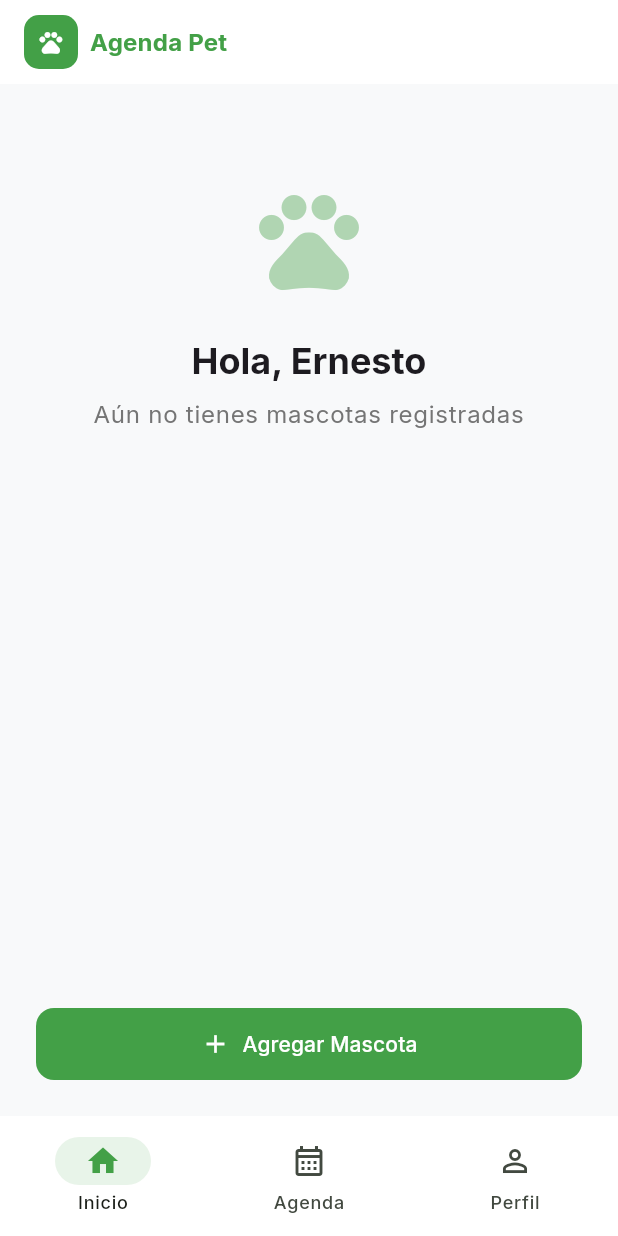
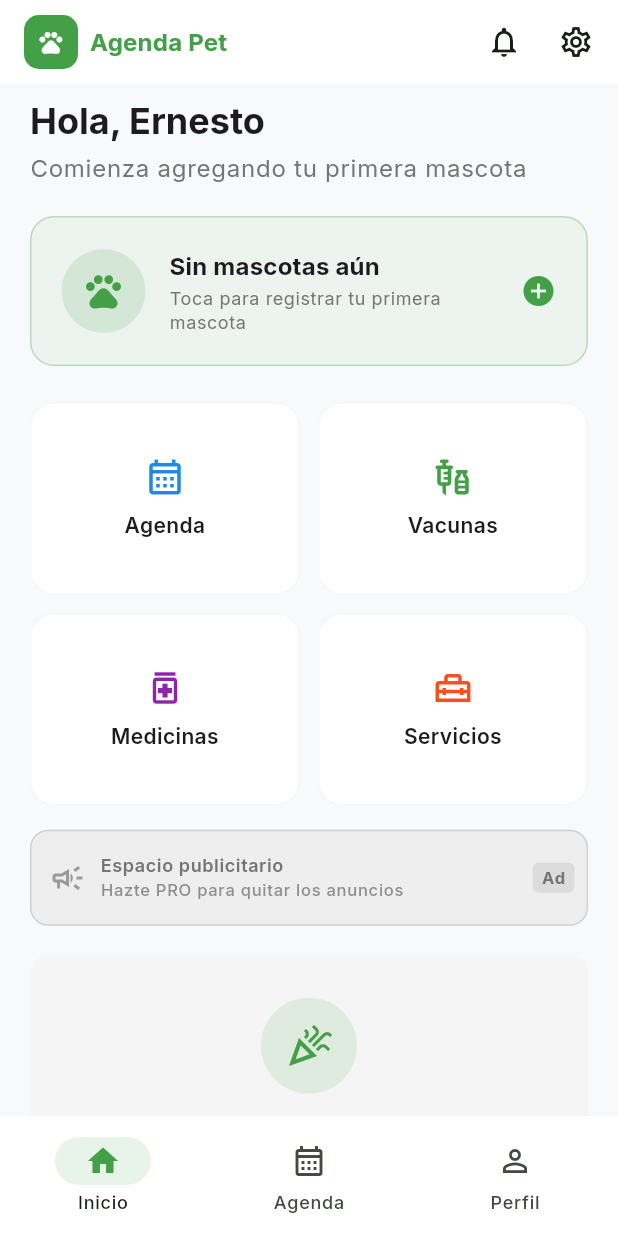
Before and after one commit to Vicente-FD/AgendaPet, a Flutter app: the DashboardEmptyScreen screen opened by its route, on a phone screen of 412 x 824 dp. Run offline on Flutter 3.47's test engine with Material 3 defaults, Android fonts, the light colour scheme and no system bars; our stand-ins replace go_router, google_fonts, image_picker.

Commit message:
feat: add multi-pet switcher, pets list and polished empty home

```diff
--- a/lib/features/dashboard_empty/presentation/dashboard_empty_screen.dart
+++ b/lib/features/dashboard_empty/presentation/dashboard_empty_screen.dart
@@ -2,9 +2,11 @@ import 'package:agenda_pet/core/routing/app_navigation.dart';
 import 'package:agenda_pet/core/routing/app_router.dart';
 import 'package:agenda_pet/core/session/app_session.dart';
 import 'package:agenda_pet/core/theme/app_colors.dart';
+import 'package:agenda_pet/shared/widgets/ad_banner.dart';
 import 'package:agenda_pet/shared/widgets/app_bottom_nav.dart';
 import 'package:agenda_pet/shared/widgets/app_logo.dart';
 import 'package:agenda_pet/shared/widgets/primary_button.dart';
+import 'package:agenda_pet/shared/widgets/quick_action_tile.dart';
 import 'package:flutter/material.dart';
 
 /// Home de Ernesto. Aún no tiene mascotas registradas.
@@ -25,44 +27,85 @@ class _DashboardEmptyScreenState extends State<DashboardEmptyScreen> {
   @override
   Widget build(BuildContext context) {
     return Scaffold(
-      backgroundColor: AppColors.scaffoldBackground,
       appBar: AppBar(
         title: const AppLogo(),
         centerTitle: false,
+        actions: [
+          IconButton(
+            icon: const Icon(Icons.notifications_outlined),
+            onPressed: () => context.goNotifications(),
           ),
-      body: Padding(
-        padding: const EdgeInsets.all(24),
-        child: Column(
+          IconButton(
+            icon: const Icon(Icons.settings_outlined),
+            onPressed: () => context.goSettings(),
+          ),
+          const SizedBox(width: 4),
+        ],
+      ),
+      body: ListView(
+        padding: const EdgeInsets.fromLTRB(20, 8, 20, 24),
         children: [
-            const SizedBox(height: 40),
-            Icon(
-              Icons.pets_outlined,
-              size: 80,
-              color: AppColors.primary.withValues(alpha: 0.4),
-            ),
-            const SizedBox(height: 24),
           Text(
             'Hola, Ernesto',
             style: Theme.of(context).textTheme.headlineSmall?.copyWith(
                   fontWeight: FontWeight.w700,
                 ),
           ),
-            const SizedBox(height: 8),
+          const SizedBox(height: 4),
           Text(
-              'Aún no tienes mascotas registradas',
-              textAlign: TextAlign.center,
+            'Comienza agregando tu primera mascota',
             style: Theme.of(context).textTheme.bodyLarge?.copyWith(
                   color: AppColors.textSecondary,
                 ),
           ),
-            const Spacer(),
+          const SizedBox(height: 20),
+          _EmptyPetCard(onTap: () => context.goAddPet()),
+          const SizedBox(height: 24),
+          GridView.count(
+            crossAxisCount: 2,
+            shrinkWrap: true,
+            physics: const NeverScrollableScrollPhysics(),
+            mainAxisSpacing: 12,
+            crossAxisSpacing: 12,
+            childAspectRatio: 1.4,
+            children: [
+              QuickActionTile(
+                label: 'Agenda',
+                icon: Icons.calendar_month_outlined,
+                color: AppColors.actionCalendar,
+                onTap: () => context.goAddPet(),
+              ),
+              QuickActionTile(
+                label: 'Vacunas',
+                icon: Icons.vaccines_outlined,
+                color: AppColors.actionVaccines,
+                onTap: () => context.goAddPet(),
+              ),
+              QuickActionTile(
+                label: 'Medicinas',
+                icon: Icons.medication_outlined,
+                color: AppColors.actionMedicines,
+                onTap: () => context.goAddPet(),
+              ),
+              QuickActionTile(
+                label: 'Servicios',
+                icon: Icons.home_repair_service_outlined,
+                color: AppColors.actionServices,
+                onTap: () => context.goAddPet(),
+              ),
+            ],
+          ),
+          const SizedBox(height: 16),
+          const AdBanner(),
+          const SizedBox(height: 16),
+          const _AllClearCard(),
+          const SizedBox(height: 20),
           PrimaryButton(
-              label: 'Agregar Mascota',
+            label: 'Agregar primera mascota',
             icon: Icons.add,
             onPressed: () => context.goAddPet(),
           ),
         ],
-        ),
       ),
       bottomNavigationBar: const AppBottomNav(
         currentIndex: 0,
@@ -71,3 +114,104 @@ class _DashboardEmptyScreenState extends State<DashboardEmptyScreen> {
     );
   }
 }
+
+class _EmptyPetCard extends StatelessWidget {
+  const _EmptyPetCard({required this.onTap});
+
+  final VoidCallback onTap;
+
+  @override
+  Widget build(BuildContext context) {
+    return InkWell(
+      onTap: onTap,
+      borderRadius: BorderRadius.circular(16),
+      child: Container(
+        padding: const EdgeInsets.all(20),
+        decoration: BoxDecoration(
+          color: AppColors.primary.withValues(alpha: 0.06),
+          borderRadius: BorderRadius.circular(16),
+          border: Border.all(
+            color: AppColors.primary.withValues(alpha: 0.3),
+          ),
+        ),
+        child: Row(
+          children: [
+            Container(
+              width: 56,
+              height: 56,
+              decoration: BoxDecoration(
+                color: AppColors.primary.withValues(alpha: 0.15),
+                shape: BoxShape.circle,
+              ),
+              child: const Icon(Icons.pets, color: AppColors.primary, size: 28),
+            ),
+            const SizedBox(width: 16),
+            Expanded(
+              child: Column(
+                crossAxisAlignment: CrossAxisAlignment.start,
+                children: [
+                  Text(
+                    'Sin mascotas aún',
+                    style: Theme.of(context).textTheme.titleMedium?.copyWith(
+                          fontWeight: FontWeight.w700,
+                        ),
+                  ),
+                  const SizedBox(height: 2),
+                  Text(
+                    'Toca para registrar tu primera mascota',
+                    style: Theme.of(context).textTheme.bodySmall?.copyWith(
+                          color: AppColors.textSecondary,
+                        ),
+                  ),
+                ],
+              ),
+            ),
+            const Icon(Icons.add_circle, color: AppColors.primary),
+          ],
+        ),
+      ),
+    );
+  }
+}
+
+class _AllClearCard extends StatelessWidget {
+  const _AllClearCard();
+
+  @override
+  Widget build(BuildContext context) {
+    return Card(
+      child: Padding(
+        padding: const EdgeInsets.symmetric(vertical: 28, horizontal: 20),
+        child: Column(
+          children: [
+            Container(
+              width: 64,
+              height: 64,
+              decoration: BoxDecoration(
+                color: AppColors.primary.withValues(alpha: 0.12),
+                shape: BoxShape.circle,
+              ),
+              child: const Icon(Icons.celebration_outlined,
+                  color: AppColors.primary, size: 32),
+            ),
+            const SizedBox(height: 12),
+            Text(
+              '¡Todo al día!',
+              style: Theme.of(context).textTheme.titleMedium?.copyWith(
+                    fontWeight: FontWeight.w700,
+                  ),
+            ),
+            const SizedBox(height: 4),
+            Text(
+              'No tienes eventos próximos en los siguientes 30 días.',
+              textAlign: TextAlign.center,
+              style: Theme.of(context).textTheme.bodyMedium?.copyWith(
+                    color: AppColors.textSecondary,
+                  ),
+            ),
+          ],
+        ),
+      ),
+    );
+  }
+}
```
Also changed, not shown: lib/core/mocks/pets_mock_data.dart (added, +55 -0 lines), lib/features/pets/presentation/pets_list_screen.dart (added, +118 -0 lines), lib/shared/widgets/pet_switcher.dart (added, +133 -0 lines). Lines whose indentation alone changed are shown as unchanged.
